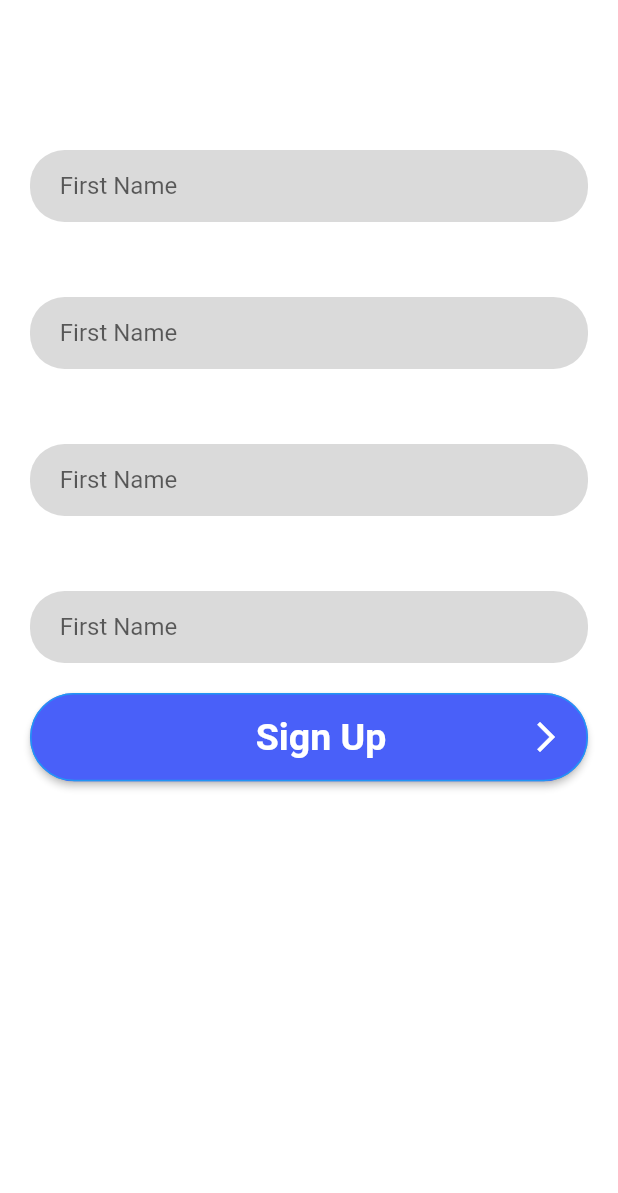
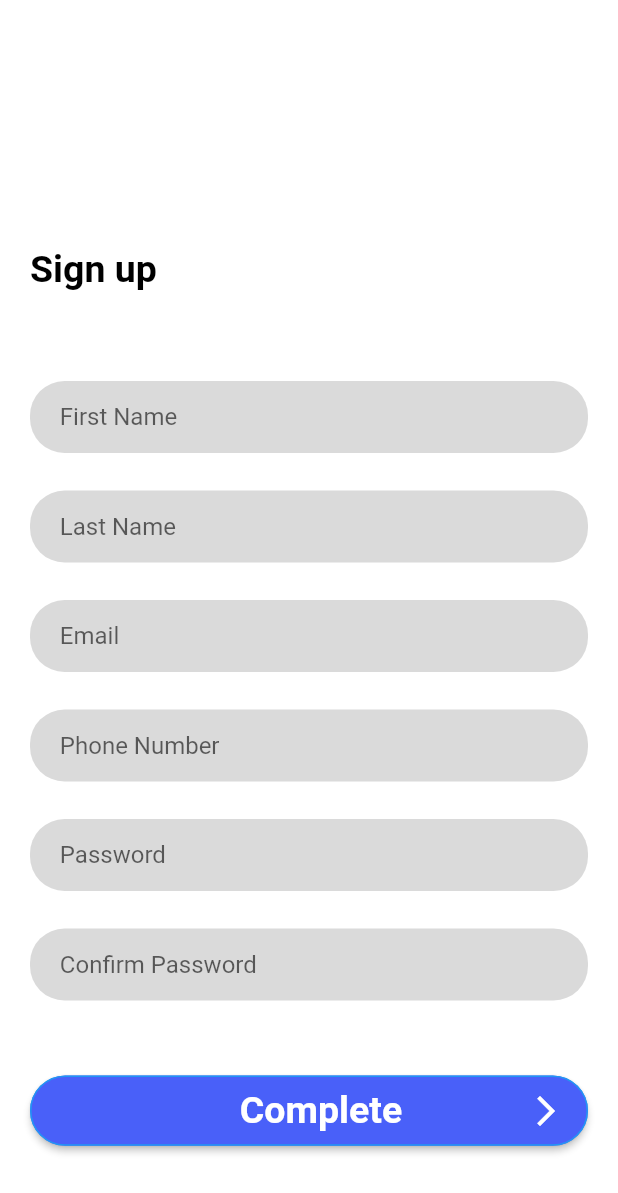
Before and after one commit to Teewhydot/one_go_appp, a Flutter app: the SignUpPage screen opened by its route, on a phone screen of 412 x 824 dp. Shown: the top 1193 px of the screen. Run offline on Flutter 3.47's test engine with Material 2 defaults, Android fonts, the phone set to English and light mode, and no system bars; our stand-ins replace flutter_screenutil, form_field_validator, page_transition.

Commit message:
Sign up page completed.

```diff
--- a/lib/custom_widgets/constants.dart
+++ b/lib/custom_widgets/constants.dart
@@ -94,6 +94,7 @@ const accessDenied = SnackBar(
 const linkStyle = TextStyle(color: Colors.blue);
 const defaultStyle = TextStyle(color: Colors.grey, fontSize: 15.0);
 const boldWhiteStyle = TextStyle(color: Colors.white,fontSize: 25.0, fontWeight: FontWeight.bold);
+const boldBlackStyle = TextStyle(color: Colors.black,fontSize: 25.0, fontWeight: FontWeight.bold);
 const boldBlueStyle = TextStyle(color: Colors.blue,fontSize: 25.0, fontWeight: FontWeight.bold);
 const normalBlueStyle = TextStyle(color: Colors.blue,fontSize: 25.0, fontWeight: FontWeight.normal);
 const blueColor = Color(0xFF4960F9);
--- a/lib/custom_widgets/reusable_button.dart
+++ b/lib/custom_widgets/reusable_button.dart
@@ -18,7 +18,7 @@ class ReusableButton extends StatelessWidget {
       children: [
         Expanded(
           child: SizedBox(
-            height: 64.h,
+            height: 51.h,
             child: ElevatedButton(
               style: ButtonStyle(
                   backgroundColor: MaterialStateProperty.all(buttonColor),
--- a/lib/views/sign_up_page.dart
+++ b/lib/views/sign_up_page.dart
@@ -17,8 +17,8 @@ class _SignUpPageState extends State<SignUpPage> {
   final TextEditingController _confirmPasswordController =
       TextEditingController();
   final GlobalKey<FormState> _formKey = GlobalKey<FormState>();
-  bool isPasswordVisible = true;
-  bool isConfirmPasswordVisible = true;
+  bool isPasswordVisible = false;
+  bool isConfirmPasswordVisible = false;
   final TextEditingController _firstNameController = TextEditingController();
   final TextEditingController _lastNameController = TextEditingController();
   final TextEditingController _phoneNumberController = TextEditingController();
@@ -26,34 +26,69 @@ class _SignUpPageState extends State<SignUpPage> {
   Widget build(BuildContext context) {
     return Scaffold(
       backgroundColor: whiteColor,
-      body: Center(
-        child: Column(
+      body: Padding(
+        padding: const EdgeInsets.only(left: 20.0, right: 20.0),
+        child: Form(
+          key: _formKey,
+          child: ListView(
             children: [
-            Expanded(
-              child: Column(
-                children: [
-                  addVerticalSpacing(100),
-                  TextFieldForm(controller: _firstNameController, hintText: 'First Name',),
+              addVerticalSpacing(165),
+              const Text(
+                "Sign up",
+                style: boldBlackStyle,
+              ),
+              addVerticalSpacing(60),
+              TextFieldForm(
+                controller: _firstNameController,
+                hintText: 'First Name',
+                keyboardType: TextInputType.name,
+                obscurePassword: null,
+              ),
+              addVerticalSpacing(25),
+              TextFieldForm(
+                controller: _lastNameController,
+                hintText: 'Last Name',
+                keyboardType: TextInputType.name,
+                obscurePassword: null,
+              ),
+              addVerticalSpacing(25),
+              TextFieldForm(
+                controller: _emailController,
+                hintText: 'Email',
+                keyboardType: TextInputType.emailAddress,
+                obscurePassword: null,
+              ),
+              addVerticalSpacing(25),
+              TextFieldForm(
+                controller: _phoneNumberController,
+                hintText: 'Phone Number',
+                keyboardType: TextInputType.phone,
+                obscurePassword: null,
+              ),
+              addVerticalSpacing(25),
+              TextFieldForm(
+                controller: _passwordController,
+                hintText: 'Password',
+                keyboardType: TextInputType.visiblePassword,
+                obscurePassword: isPasswordVisible,
+              ),
+              addVerticalSpacing(25),
+              TextFieldForm(
+                controller: _confirmPasswordController,
+                hintText: 'Confirm Password',
+                keyboardType: TextInputType.visiblePassword,
+                obscurePassword: isConfirmPasswordVisible,
+              ),
               addVerticalSpacing(50),
-                  TextFieldForm(controller: _lastNameController, hintText: 'Last Name',),
-                  addVerticalSpacing(50),
-                  TextFieldForm(controller: _emailController, hintText: 'Email',),
-                  addVerticalSpacing(50),
-                  TextFieldForm(controller: _phoneNumberController, hintText: 'Phone Number',),
-                  Padding(
-                    padding: const EdgeInsets.all(20.0),
-                    child: ReusableButton(
+              ReusableButton(
                   const Text(
-                          'Sign Up',
+                    'Complete',
                     style: boldWhiteStyle,
                   ),
                   () {},
                   blueColor),
-                  ),
             ],
           ),
-            ),
-          ],
         ),
       ),
     );
@@ -61,25 +96,27 @@ class _SignUpPageState extends State<SignUpPage> {
 }
 
 class TextFieldForm extends StatelessWidget {
-  const TextFieldForm({
-    super.key,
-    required TextEditingController controller,required this.hintText,
-  }) : _controller = controller;
+  const TextFieldForm(
+      {super.key,
+      required TextEditingController controller,
+      required this.hintText,
+      required this.obscurePassword,
+      required this.keyboardType})
+      : _controller = controller;
 
   final TextEditingController _controller;
   final String hintText;
-
+  final TextInputType keyboardType;
+  final bool? obscurePassword;
 
   @override
   Widget build(BuildContext context) {
-    return Padding(
-      padding: const EdgeInsets.only(left: 20.0, right: 20.0),
-      child: TextField(
+    return TextField(
       controller: _controller,
       cursorColor: Colors.black,
       minLines: 1,
       maxLines: null,
-        keyboardType: TextInputType.name,
+      keyboardType: keyboardType,
       decoration: InputDecoration(
         filled: true,
         fillColor: textFieldFillColor,
@@ -88,14 +125,12 @@ class TextFieldForm extends StatelessWidget {
           borderRadius: BorderRadius.circular(25.r),
         ),
         border: OutlineInputBorder(
-            borderSide:
-            const BorderSide(width: 0, style: BorderStyle.none),
+          borderSide: const BorderSide(width: 0, style: BorderStyle.none),
           borderRadius: BorderRadius.circular(25.r),
         ),
-          hintText: "First Name",
-          contentPadding: EdgeInsets.symmetric(
-              vertical: 10.0.h, horizontal: 20.0.w),
-        ),
+        hintText: hintText,
+        contentPadding:
+            EdgeInsets.symmetric(vertical: 10.0.h, horizontal: 20.0.w),
       ),
     );
   }
```
Lines whose indentation alone changed are shown as unchanged.
